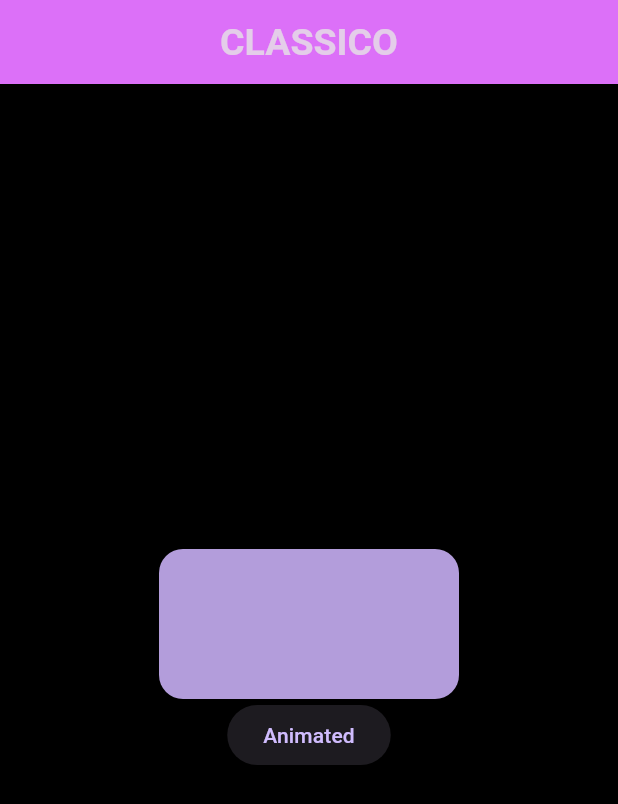
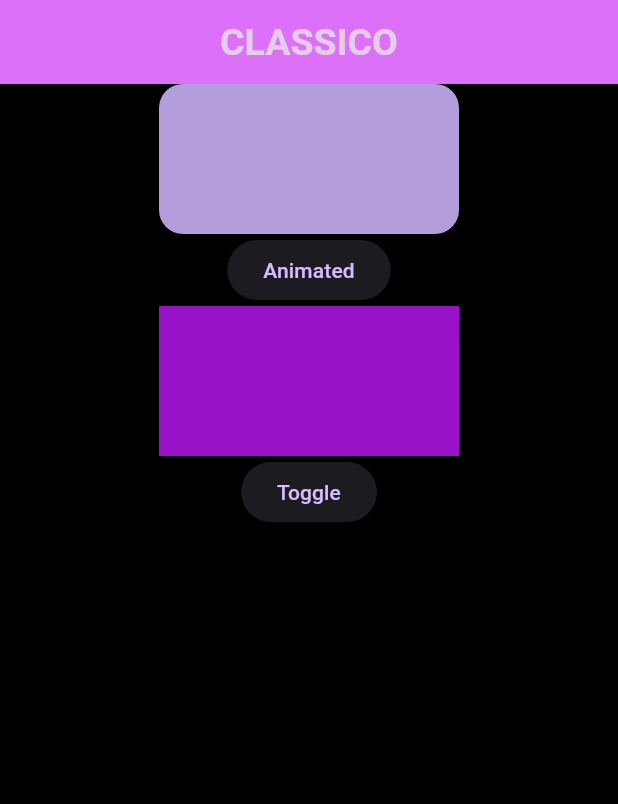
Before and after one commit to GauriRocksies/LearnFlutter-, a Flutter app: the screen it shows after launch, on a phone screen of 412 x 824 dp. Shown: the top 804 px of the screen. Run offline on Flutter 3.47's test engine with Material 3 defaults, Android fonts, the light colour scheme and no system bars; our stand-ins replace font_awesome_flutter; project files that could hold a hidden picture were left out.

Commit message:
LEarnt about animatedOpacity. NGL its fun once you start doing it !

```diff
--- /dev/null
+++ b/git_flutter/lib/animation/animatedOpacity.dart
@@ -0,0 +1,43 @@
+import 'package:flutter/material.dart';
+
+class animatedOpacity extends StatefulWidget {
+  @override
+  State<animatedOpacity> createState() => _animatedOpacityState();
+}
+
+class _animatedOpacityState extends State<animatedOpacity> {
+  var myOpacity = 1.0;
+  bool flag = true;
+  @override
+  Widget build(BuildContext context) {
+    return Column(
+      mainAxisAlignment: MainAxisAlignment.center,
+      children: [
+        AnimatedOpacity(
+          opacity: myOpacity,
+          duration: Duration(milliseconds: 1100),
+          curve: Curves.ease,
+          child: Container(
+            width: 200,
+            height: 100,
+            color: const Color.fromARGB(255, 152, 18, 200),
+          ),
+        ),
+        ElevatedButton(
+          onPressed: () {
+            setState(() {
+              if (flag) {
+                myOpacity = 0.2;
+                flag = false;
+              } else {
+                myOpacity = 1.0;
+                flag = true;
+              }
+            });
+          },
+          child: Text("Toggle"),
+        ),
+      ],
+    );
+  }
+}
--- a/git_flutter/lib/main.dart
+++ b/git_flutter/lib/main.dart
@@ -1,4 +1,5 @@
 import 'package:flutter/material.dart';
+import 'package:git_flutter/animation/animatedOpacity.dart';
 import 'package:git_flutter/animation/foo.dart';
 import 'package:git_flutter/avatar/Wrap.dart';
 import 'package:git_flutter/avatar/gridDemo.dart';
@@ -130,7 +131,12 @@ class _MyHomePageState extends State<MyHomePage> {
 
       //body: IntroPage(),
 
-      body: foo(),
+      body: Column(
+        children: [
+          foo(),
+          animatedOpacity(),
+        ],
+      ),
     );
   }
 }
```
